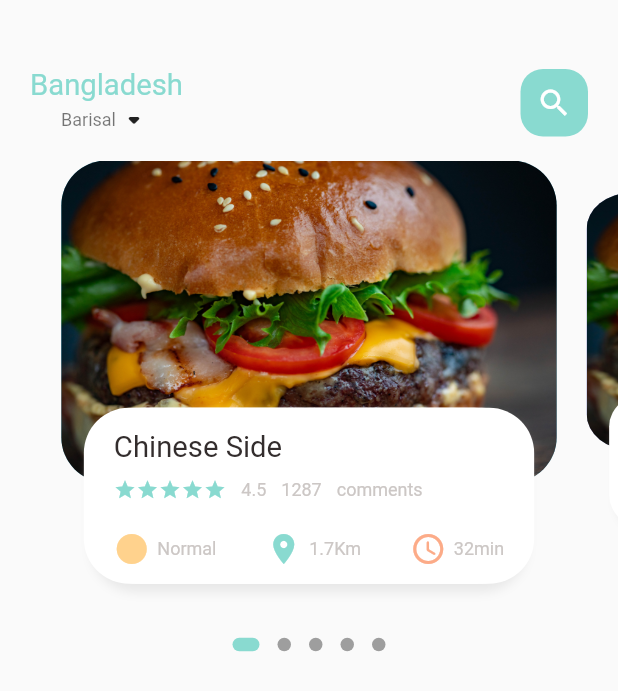
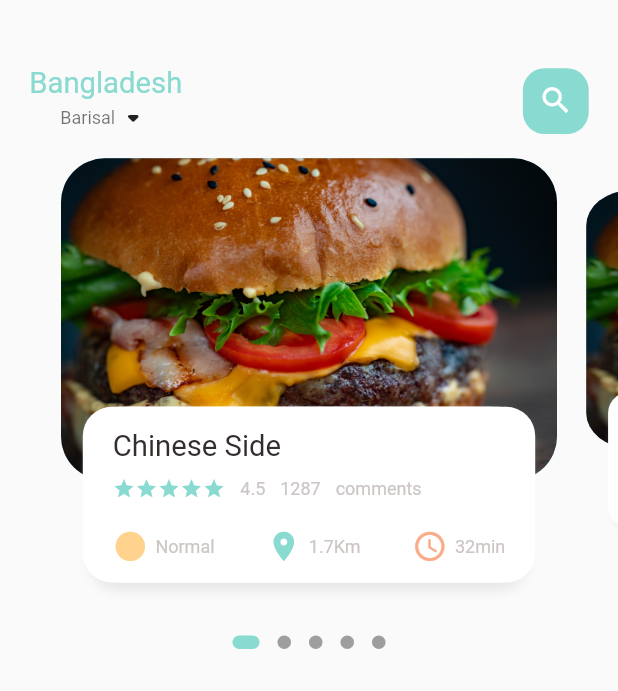
Before and after one commit to sadid369/food_delivery, a Flutter app: the screen it shows after launch, on a phone screen of 412 x 824 dp. Shown: the top 691 px of the screen. Run offline on Flutter 3.47's test engine with Material 2 defaults, Android fonts, the phone set to English and light mode, and no system bars; drawn by our look-alikes of dots_indicator; our stand-ins replace get.

Commit message:
Day - 4 @ 2:40:00 3/3/2022

```diff
--- a/lib/home/food_page_body.dart
+++ b/lib/home/food_page_body.dart
@@ -99,11 +99,11 @@ class _FoodPageBodyState extends State<FoodPageBody> {
           Container(
             height: Dimensions.pageViewContainer,
             margin: EdgeInsets.only(
-              left: 10,
-              right: 10,
+              left: Dimensions.width10,
+              right: Dimensions.width10,
             ),
             decoration: BoxDecoration(
-                borderRadius: BorderRadius.circular(30),
+                borderRadius: BorderRadius.circular(Dimensions.radius30),
                 color: index.isEven ? Color(0xFF69c5df) : Color(0xFF9294cc),
                 image: DecorationImage(
                     fit: BoxFit.cover,
@@ -113,7 +113,11 @@ class _FoodPageBodyState extends State<FoodPageBody> {
             alignment: Alignment.bottomCenter,
             child: Container(
               height: Dimensions.pageViewTextContainer,
-              margin: EdgeInsets.only(left: 30, right: 30, bottom: 30),
+              margin: EdgeInsets.only(
+                left: Dimensions.width30,
+                right: Dimensions.width30,
+                bottom: Dimensions.height30,
+              ),
               decoration: BoxDecoration(
                 // ignore: prefer_const_literals_to_create_immutables
                 boxShadow: [
@@ -131,7 +135,7 @@ class _FoodPageBodyState extends State<FoodPageBody> {
                     offset: Offset(5, 0),
                   ),
                 ],
-                borderRadius: BorderRadius.circular(30),
+                borderRadius: BorderRadius.circular(Dimensions.radius20),
                 color: Colors.white,
               ),
               child: Container(
--- a/lib/home/main_food_page.dart
+++ b/lib/home/main_food_page.dart
@@ -3,6 +3,7 @@
 import 'package:flutter/material.dart';
 import 'package:food_delivery/utils/colors.dart';
 import 'package:food_delivery/home/food_page_body.dart';
+import 'package:food_delivery/utils/dimentions.dart';
 import 'package:food_delivery/widgets/big_text.dart';
 import 'package:food_delivery/widgets/small_text.dart';
 
@@ -23,10 +24,11 @@ class _MainFoodPageState extends State<MainFoodPage> {
         Container(
           child: Container(
             margin: EdgeInsets.only(
-              top: 45,
-              bottom: 15,
+              top: Dimensions.height45,
+              bottom: Dimensions.height15,
             ),
-            padding: EdgeInsets.only(left: 20, right: 20),
+            padding: EdgeInsets.only(
+                left: Dimensions.width20, right: Dimensions.width20),
             child: Row(
               mainAxisAlignment: MainAxisAlignment.spaceBetween,
               children: [
@@ -51,11 +53,12 @@ class _MainFoodPageState extends State<MainFoodPage> {
                   child: Icon(
                     Icons.search,
                     color: Colors.white,
+                    size: Dimensions.iconSize24,
                   ),
-                  width: 45,
-                  height: 45,
+                  width: Dimensions.width45,
+                  height: Dimensions.height45,
                   decoration: BoxDecoration(
-                    borderRadius: BorderRadius.circular(15),
+                    borderRadius: BorderRadius.circular(Dimensions.radius15),
                     color: AppColors.mainColor,
                   ),
                 )
--- a/lib/utils/dimentions.dart
+++ b/lib/utils/dimentions.dart
@@ -6,8 +6,23 @@ class Dimensions {
   static double pageViewContainer = screenHeight / 3.84;
   static double pageViewTextContainer = screenHeight / 7.03;
   static double pageView = screenHeight / 2.64;
+  // dynamic height padding and margin
   static double height10 = screenHeight / 84.4;
   static double height20 = screenHeight / 42.2;
   static double height15 = screenHeight / 56.27;
+  static double height30 = screenHeight / 28.13;
+  static double height45 = screenHeight / 18.76;
+  // dynamic width padding and margin
+  static double width10 = screenHeight / 84.4;
+  static double width20 = screenHeight / 42.2;
+  static double width15 = screenHeight / 56.27;
+  static double width30 = screenHeight / 28.13;
+  static double width45 = screenHeight / 18.76;
   static double font20 = screenHeight / 42.2;
+  // radius
+  static double radius20 = screenHeight / 42.2;
+  static double radius30 = screenHeight / 28.13;
+  static double radius15 = screenHeight / 56.27;
+  //icon size
+  static double iconSize24 = screenHeight / 35.17;
 }
--- a/lib/widgets/icon_and_text_widget.dart
+++ b/lib/widgets/icon_and_text_widget.dart
@@ -1,4 +1,5 @@
 import 'package:flutter/material.dart';
+import 'package:food_delivery/utils/dimentions.dart';
 import 'package:food_delivery/widgets/small_text.dart';
 
 class IconAndTextWidget extends StatelessWidget {
@@ -18,6 +19,7 @@ class IconAndTextWidget extends StatelessWidget {
         Icon(
           icon,
           color: iconColor,
+          size: Dimensions.iconSize24,
         ),
         SizedBox(
           width: 5,
```
